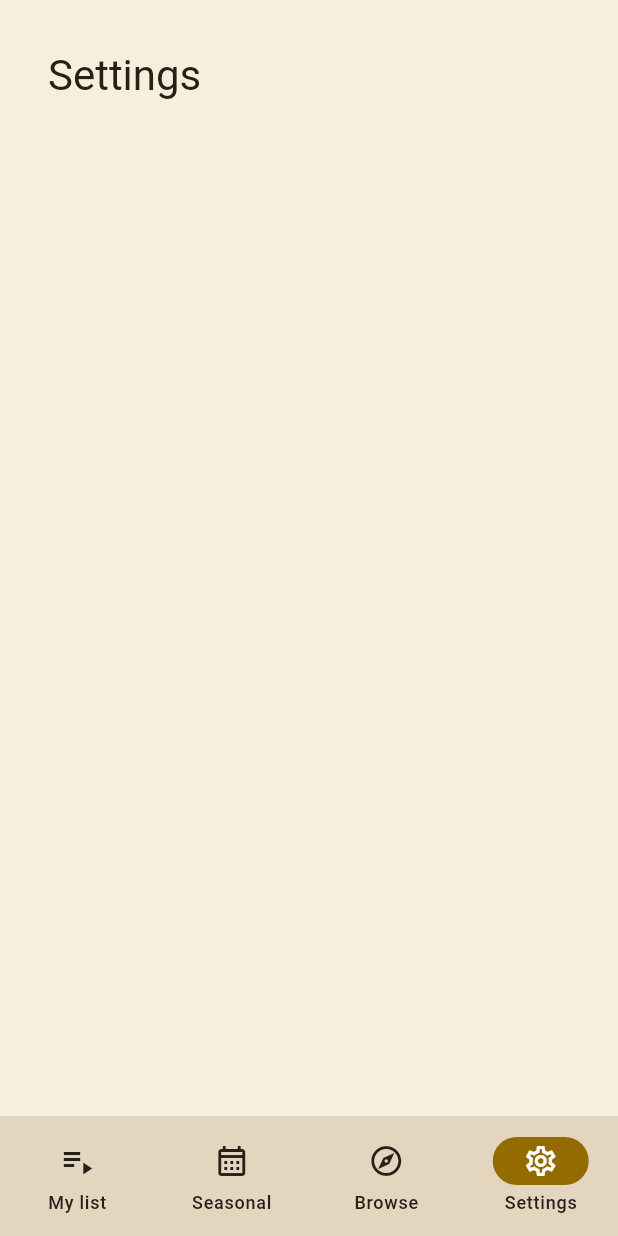
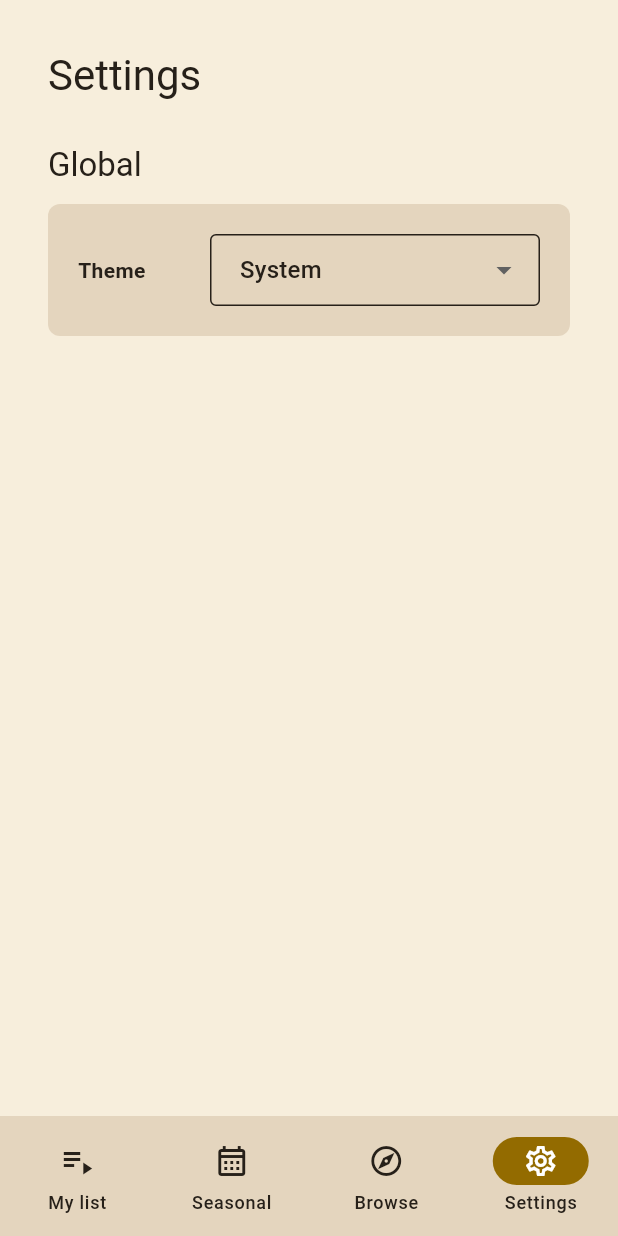
Before and after one commit to IvanMartinyuk/Anitorr, a Flutter app: the screen it shows after launch, item 4 of the bottom bar chosen, on a phone screen of 412 x 824 dp. Run offline on Flutter 3.47's test engine with Material 3 defaults, Android fonts, the light colour scheme and no system bars; our stand-ins replace flutter_riverpod, go_router.

Commit message:
implement theme changing in the settings

```diff
--- a/lib/app/app.dart
+++ b/lib/app/app.dart
@@ -3,6 +3,7 @@ import 'package:flutter_riverpod/flutter_riverpod.dart';
 
 import 'router.dart';
 import 'theme/app_theme.dart';
+import 'theme/theme_mode_provider.dart';
 
 class AnitorrApp extends ConsumerWidget {
   const AnitorrApp({super.key});
@@ -10,13 +11,14 @@ class AnitorrApp extends ConsumerWidget {
   @override
   Widget build(BuildContext context, WidgetRef ref) {
     final router = ref.watch(appRouterProvider);
+    final themeMode = ref.watch(themeModeProvider);
 
     return MaterialApp.router(
       title: 'Anitorr',
       debugShowCheckedModeBanner: false,
       theme: AppTheme.light(),
       darkTheme: AppTheme.dark(),
-      themeMode: ThemeMode.system,
+      themeMode: themeMode,
       routerConfig: router,
     );
   }
--- /dev/null
+++ b/lib/app/theme/theme_mode_provider.dart
@@ -0,0 +1,17 @@
+import 'package:flutter/material.dart';
+import 'package:flutter_riverpod/flutter_riverpod.dart';
+
+final themeModeProvider = NotifierProvider<ThemeModeNotifier, ThemeMode>(
+  ThemeModeNotifier.new,
+);
+
+class ThemeModeNotifier extends Notifier<ThemeMode> {
+  @override
+  ThemeMode build() {
+    return ThemeMode.system;
+  }
+
+  void setThemeMode(ThemeMode themeMode) {
+    state = themeMode;
+  }
+}
--- a/lib/features/settings/presentation/settings_page.dart
+++ b/lib/features/settings/presentation/settings_page.dart
@@ -1,5 +1,100 @@
-import '../../../shared/widgets/empty_page.dart';
+import 'package:flutter/material.dart';
+import 'package:flutter_riverpod/flutter_riverpod.dart';
 
-class SettingsPage extends EmptyPage {
-  const SettingsPage({super.key}) : super(title: 'Settings');
+import '../../../app/theme/theme_mode_provider.dart';
+
+class SettingsPage extends ConsumerWidget {
+  const SettingsPage({super.key});
+
+  @override
+  Widget build(BuildContext context, WidgetRef ref) {
+    final textTheme = Theme.of(context).textTheme;
+
+    return SafeArea(
+      child: SingleChildScrollView(
+        padding: const EdgeInsets.all(32),
+        child: ConstrainedBox(
+          constraints: const BoxConstraints(maxWidth: 760),
+          child: Column(
+            crossAxisAlignment: CrossAxisAlignment.start,
+            children: [
+              Text('Settings', style: textTheme.headlineMedium),
+              const SizedBox(height: 28),
+              const _SettingsSection(
+                title: 'Global',
+                child: _ThemeModeSetting(),
+              ),
+            ],
+          ),
+        ),
+      ),
+    );
+  }
 }
+
+class _SettingsSection extends StatelessWidget {
+  const _SettingsSection({required this.title, required this.child});
+
+  final String title;
+  final Widget child;
+
+  @override
+  Widget build(BuildContext context) {
+    final colorScheme = Theme.of(context).colorScheme;
+    final textTheme = Theme.of(context).textTheme;
+
+    return Column(
+      crossAxisAlignment: CrossAxisAlignment.start,
+      children: [
+        Text(title, style: textTheme.titleLarge),
+        const SizedBox(height: 12),
+        DecoratedBox(
+          decoration: BoxDecoration(
+            color: colorScheme.surfaceContainer,
+            borderRadius: BorderRadius.circular(8),
+          ),
+          child: Padding(padding: const EdgeInsets.all(20), child: child),
+        ),
+      ],
+    );
+  }
+}
+
+class _ThemeModeSetting extends ConsumerWidget {
+  const _ThemeModeSetting();
+
+  @override
+  Widget build(BuildContext context, WidgetRef ref) {
+    final themeMode = ref.watch(themeModeProvider);
+
+    return Row(
+      children: [
+        const Expanded(
+          child: Text('Theme', style: TextStyle(fontWeight: FontWeight.w600)),
+        ),
+        SizedBox(
+          width: 220,
+          child: DropdownButtonFormField<ThemeMode>(
+            initialValue: themeMode,
+            decoration: const InputDecoration(
+              border: OutlineInputBorder(),
+              contentPadding: EdgeInsets.symmetric(horizontal: 16),
+            ),
+            items: const [
+              DropdownMenuItem(value: ThemeMode.light, child: Text('Light')),
+              DropdownMenuItem(value: ThemeMode.dark, child: Text('Dark')),
+              DropdownMenuItem(value: ThemeMode.system, child: Text('System')),
+            ],
+            onChanged: (value) {
+              if (value == null) {
+                return;
+              }
+
+              ref.read(themeModeProvider.notifier).setThemeMode(value);
+            },
+          ),
+        ),
+      ],
+    );
+  }
+}
```
Also changed, not shown: 1 other file.
